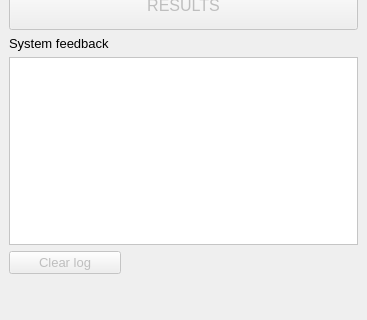
nens/threedi-api-qgis-client, file threedi_api_qgis_client/threedi_api_qgis_client_dockwidget_base.ui: the form before one commit; both pictures show x 0 to 367 and y 528 to 848 of the 367 by 848 pixel window.
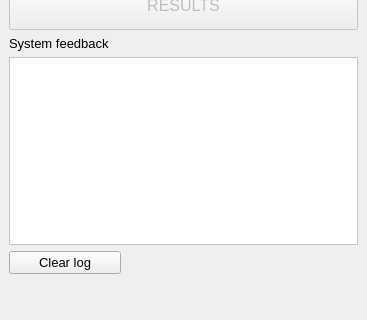
The form after the commit. Icons and pictures are not drawn.

```diff
--- a/threedi_api_qgis_client/threedi_api_qgis_client_dockwidget_base.ui
+++ b/threedi_api_qgis_client/threedi_api_qgis_client_dockwidget_base.ui
@@ -74,7 +74,7 @@
     <item row="9" column="0">
      <widget class="QPushButton" name="btn_clear_log">
       <property name="enabled">
-       <bool>false</bool>
+       <bool>true</bool>
       </property>
       <property name="text">
        <string>Clear log</string>
```
